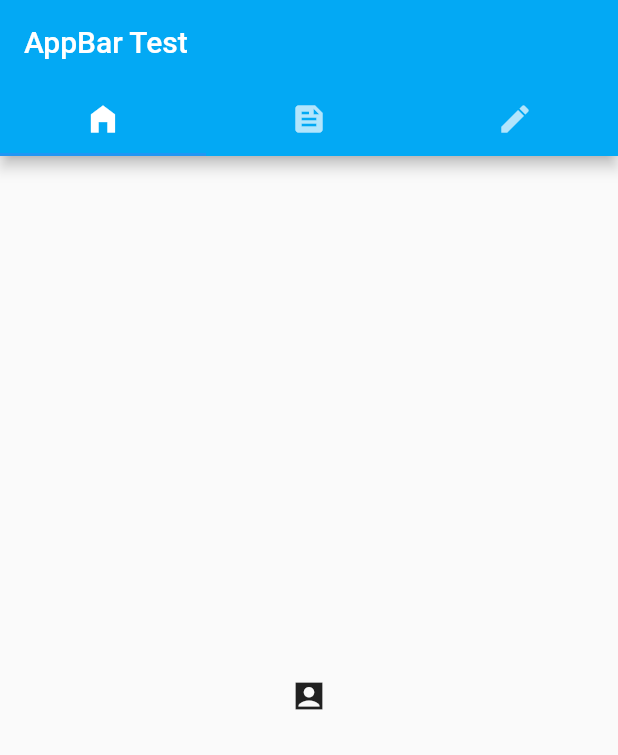
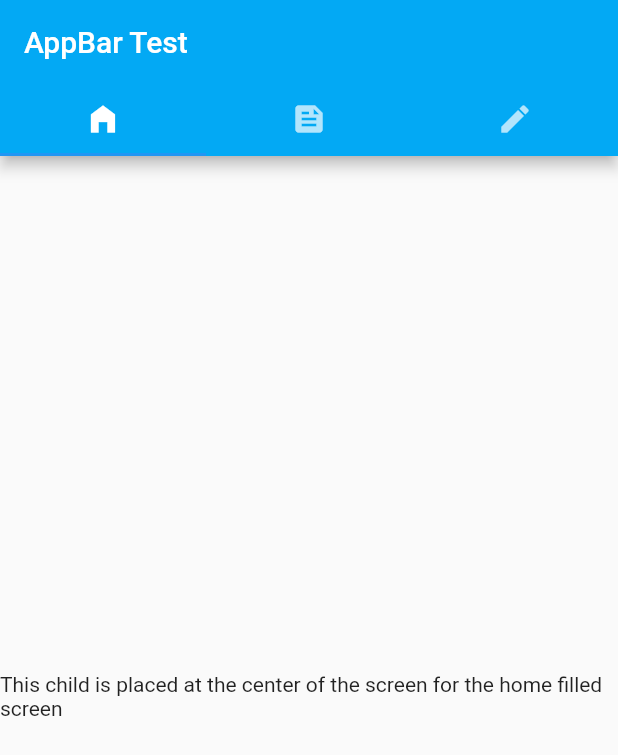
Before and after one commit to sobuur0/learning_flutter, a Flutter app: the screen it shows after launch, on a phone screen of 412 x 824 dp. Shown: the top 755 px of the screen. Run offline on Flutter 3.47's test engine with Material 2 defaults, Android fonts, the phone set to English and light mode, and no system bars.

Commit message:
centered some text at the body of each tabBar

```diff
--- a/lib/main.dart
+++ b/lib/main.dart
@@ -15,7 +15,7 @@ class AppBarTest extends StatefulWidget {
   _AppBarTestState createState() => _AppBarTestState();
 }
 
-class _AppBarTestState extends State<AppBarTest> with SingleTickerProviderStateMixin {
+class _AppBarTestState extends State<AppBarTest> with TickerProviderStateMixin {
 
   late TabController _tabController;
   late TabController _tabController2;
@@ -43,12 +43,12 @@ class _AppBarTestState extends State<AppBarTest> with SingleTickerProviderStateM
         ),
       ),
       body: TabBarView(
-        controller: _tabController2,
+        controller: _tabController,
         children: <Widget> [
-          Tab(icon: Icon(Icons.account_box_sharp),),
-          Tab(icon: Icon(Icons.home_filled),),
-          Tab(icon: Icon(Icons.menu),),
-          Tab(icon: Icon(Icons.payments),),
+         Center(child: Text('This child is placed at the center of the screen for the home filled screen'),),
+          Center(child: Text('This child is placed at the center of the screen for the feed screen'),),
+           Center(child: Text('This child is placed at the center of the screen for the create screen'),),
+
         ],
       ),
     );
```
